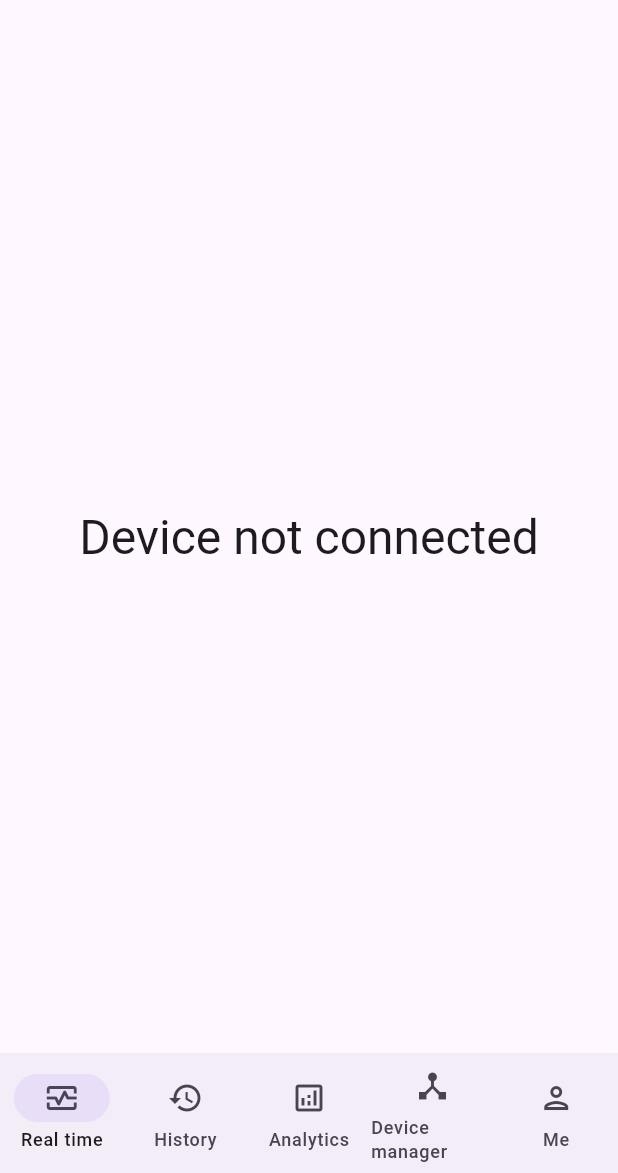
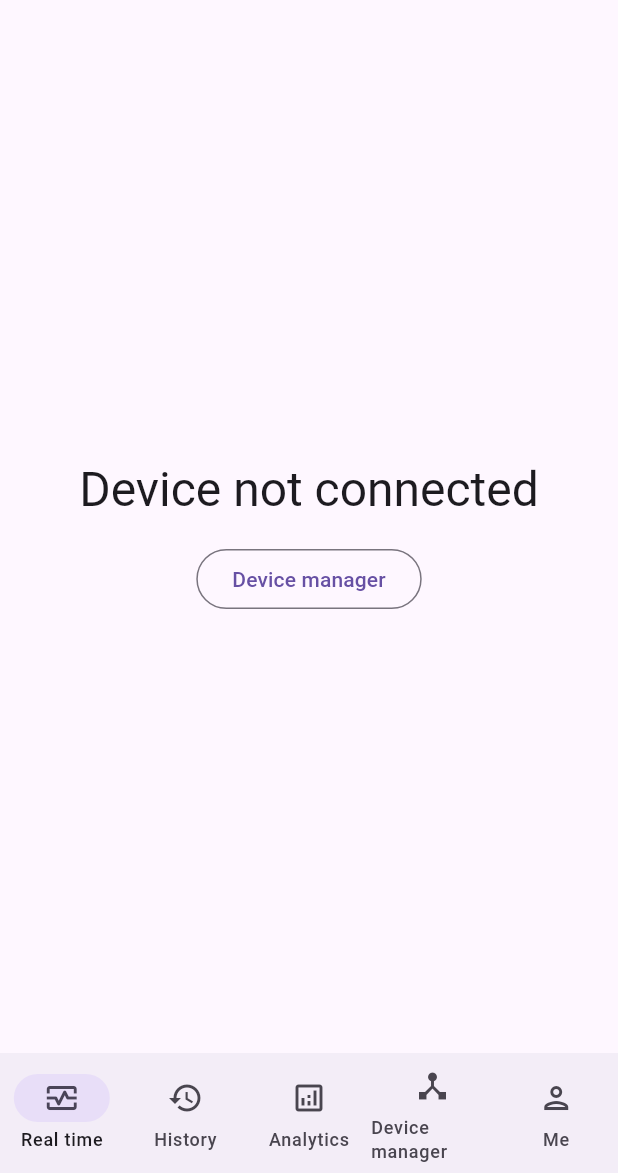
Before and after one commit to CCXXXI/ecg_monitor, a Flutter app: the screen it shows after launch, on a phone screen of 412 x 824 dp, the part 63-1236 px from its top. Run offline on Flutter 3.47's test engine with Material 2 defaults, Android fonts, the phone set to English and light mode, and no system bars; drawn by our look-alikes of sentry_flutter; our stand-ins replace dio, fl_chart, flutter_riverpod, freezed_annotation, functional_widget_annotation, go_router and 6 more; missing offline and left inert: dart:ffi, flex_color_picker, flutter_ume, flutter_ume_kit_clean_local_data, flutter_ume_kit_console, flutter_ume_kit_designer_check and 10 more; generated files the repository leaves out were written again; statements that could not run were skipped.

Commit message:
feat(real-time): show device manger button if device not available

```diff
--- a/lib/ecg/real_time/real_time.dart
+++ b/lib/ecg/real_time/real_time.dart
@@ -1,6 +1,7 @@
 import "package:flutter/material.dart";
 import "package:flutter_riverpod/flutter_riverpod.dart";
 import "package:functional_widget_annotation/functional_widget_annotation.dart";
+import "package:go_router/go_router.dart";
 
 import "../../device_manager/device.dart";
 import "../../generated/l10n.dart";
@@ -16,11 +17,19 @@ Widget _realTime(BuildContext context, WidgetRef ref) {
 
   final deviceAvailable = ref.watch(connectedProvider).value ?? false;
   if (!deviceAvailable) {
-    return Center(
-      child: Text(
-        s.deviceNotConnected,
-        style: Theme.of(context).textTheme.headlineLarge,
-      ),
+    return Column(
+      mainAxisAlignment: MainAxisAlignment.center,
+      children: [
+        Text(
+          s.deviceNotConnected,
+          style: Theme.of(context).textTheme.headlineLarge,
+        ),
+        const SizedBox(height: 16),
+        OutlinedButton(
+          child: Text(s.deviceManager),
+          onPressed: () => context.go("/device_manager"),
+        ),
+      ],
     );
   }
 
```
